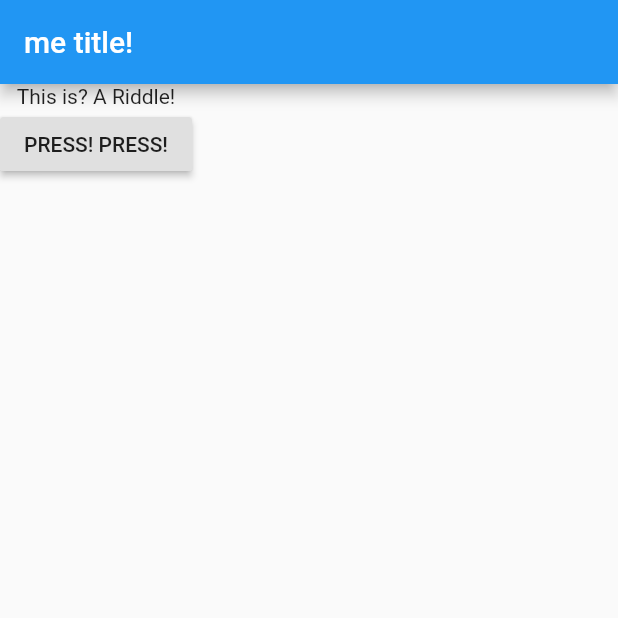
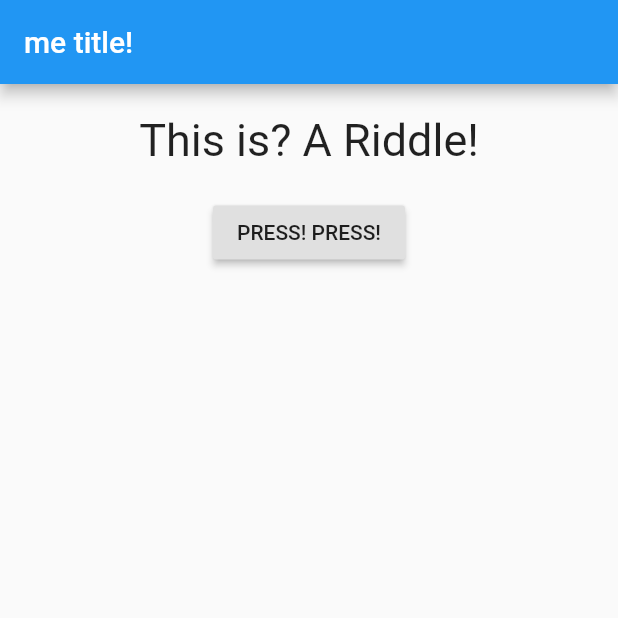
Before and after one commit to flypenguin/course_udemy_flutter, a Flutter app: the screen it shows after launch, on a phone screen of 412 x 824 dp, the top half of it. Run offline on Flutter 3.47's test engine with Material 2 defaults, Android fonts, the phone set to English and light mode, and no system bars.

Commit message:
add some widget formatting

```diff
--- a/lib/question.dart
+++ b/lib/question.dart
@@ -8,6 +8,14 @@ class Question extends StatelessWidget {
 
   @override
   Widget build(BuildContext context) {
-    return Text("This is? " + questionText);
+    return Container(
+      width: double.infinity,
+      margin: EdgeInsets.all(20),
+      child: Text(
+        "This is? " + questionText,
+        style: TextStyle(fontSize: 30),
+        textAlign: TextAlign.center,
+      ),
+    );
   }
 }
```
